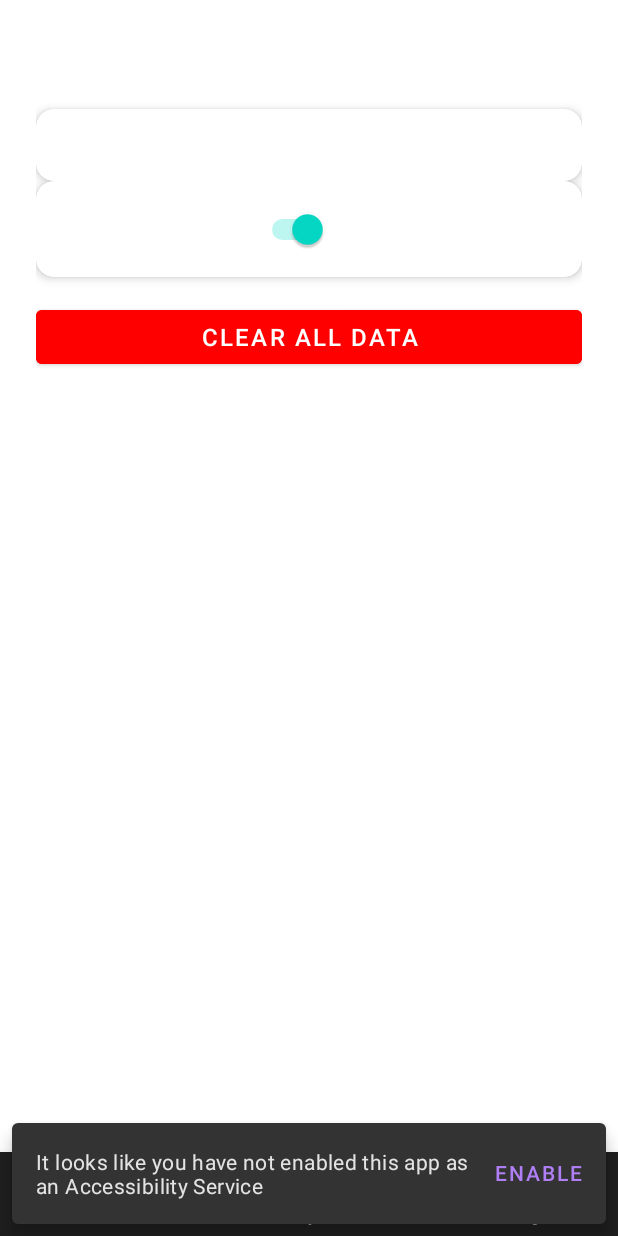
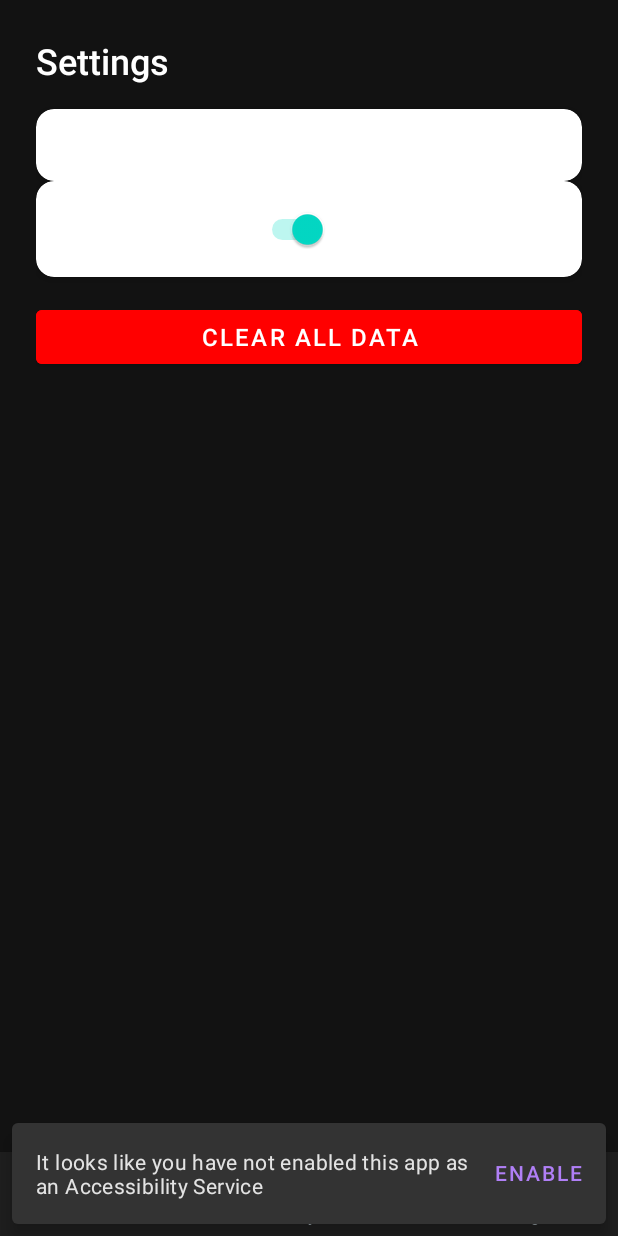
Before and after one commit to HarryFoster1812/ScrollTracker, an Android app: the fragment SettingsFragment placed in its activity, on a phone screen of 412 x 824 dp. Run offline under Robolectric (Android 15) with nearby library versions, the phone set to English and light mode, and no system bars.

Commit message:
Fixed bugs and added some logging functionality forced the icons to show

```diff
--- a/app/src/main/AndroidManifest.xml
+++ b/app/src/main/AndroidManifest.xml
@@ -1,6 +1,8 @@
 <?xml version="1.0" encoding="utf-8"?>
 <manifest xmlns:android="http://schemas.android.com/apk/res/android"
     xmlns:tools="http://schemas.android.com/tools">
+
+    <uses-permission android:name="android.permission.FOREGROUND_SERVICE" />
 
     <application
         android:allowBackup="true"
--- a/app/src/main/java/com/example/scrolltracker/HomeFragment.java
+++ b/app/src/main/java/com/example/scrolltracker/HomeFragment.java
@@ -11,6 +11,7 @@ import android.view.ViewGroup;
 import android.view.animation.AlphaAnimation;
 import android.view.animation.Animation;
 import android.view.animation.DecelerateInterpolator;
+import android.widget.ImageView;
 import android.widget.LinearLayout;
 import android.widget.RelativeLayout;
 import android.widget.TextView;
@@ -34,6 +35,11 @@ public class HomeFragment extends Fragment {
     private static final double CAR_LENGTH_METERS = 4.7;
     private static final double TENNIS_LENGTH_METERS = 23.77;
     private static final double OLYMPIC_SWIMMING_POOL_LENGTH_METERS = 50;
+
+    private MaterialCardView cardCarLength;
+    private MaterialCardView cardTennis;
+    private MaterialCardView cardSwimming;
+    private MaterialCardView cardWalking;
 
     public HomeFragment(ScrollTracker tracker) {
         this.tracker = tracker;
@@ -69,7 +75,22 @@ public class HomeFragment extends Fragment {
             }
         });
 
+        cardCarLength = view.findViewById(R.id.cardCarLength);
+        cardTennis = view.findViewById(R.id.cardTennisCourt);
+        cardSwimming = view.findViewById(R.id.cardSwimmingPool);
+        cardWalking = view.findViewById(R.id.cardWalkingTime);
+
+        setIcons();
+
         return view;
+    }
+
+    public void setIcons(){
+        ((ImageView)cardWalking.findViewById(R.id.iconEquivalent)).setImageResource(R.drawable.ic_walk);
+        ((ImageView)cardCarLength.findViewById(R.id.iconEquivalent)).setImageResource(R.drawable.ic_car);
+        ((ImageView)cardSwimming.findViewById(R.id.iconEquivalent)).setImageResource(R.drawable.ic_swimming);
+        ((ImageView)cardTennis.findViewById(R.id.iconEquivalent)).setImageResource(R.drawable.ic_tennis);
+
     }
 
     @RequiresApi(api = Build.VERSION_CODES.O)
@@ -99,19 +120,16 @@ public class HomeFragment extends Fragment {
         }
 
         // Set all of the text views to the new comparisons
-        MaterialCardView cardCarLength = getView().findViewById(R.id.cardCarLength);
+
         TextView tvCarLength = cardCarLength.findViewById(R.id.tvEquivalentText);
         tvCarLength.setText(carLength + " Car Lengths");
 
-        MaterialCardView cardTennis = getView().findViewById(R.id.cardTennisCourt);
         TextView tvTennis = cardTennis.findViewById(R.id.tvEquivalentText);
         tvTennis.setText(tennisLength + " Tennis Courts");
 
-        MaterialCardView cardSwimming = getView().findViewById(R.id.cardSwimmingPool);
         TextView tvSwimming = cardSwimming.findViewById(R.id.tvEquivalentText);
         tvSwimming.setText(olympicSwimmingPoolLength + " Olympic Swimming Pools");
 
-        MaterialCardView cardWalking = getView().findViewById(R.id.cardWalkingTime);
         TextView tvWalking = cardWalking.findViewById(R.id.tvEquivalentText);
         tvWalking.setText("The distance covered when walking for " + time_string);
 
--- a/app/src/main/java/com/example/scrolltracker/MainActivity.java
+++ b/app/src/main/java/com/example/scrolltracker/MainActivity.java
@@ -35,6 +35,7 @@ public class MainActivity extends AppCompatActivity {
     String PACKAGE_NAME;
     ScrollTracker tracker;
     HomeFragment homeFragment;
+    Fragment currentFragment;
 
     // Receiver for receiving distance updates from ScrollAccessibilityService
     private final BroadcastReceiver distanceReceiver = new BroadcastReceiver() {
@@ -96,7 +97,7 @@ public class MainActivity extends AppCompatActivity {
                 selected_fragment = homeFragment;
                 tag = "HOME_FRAGMENT";
             } else if (id == R.id.nav_analytics) {
-                selected_fragment = new AnalyticsFragment();
+                selected_fragment = new AnalyticsFragment(this.tracker);
                 tag = "ANALYTICS_FRAGMENT";
 
             } else if (id == R.id.nav_settings) {
@@ -136,10 +137,9 @@ public class MainActivity extends AppCompatActivity {
     }
 
     private void updateHomeFragmentUI(double distance){
-        if (homeFragment != null) {
+        if (homeFragment != null && currentFragment == homeFragment) {
             homeFragment.updateUIDistance(distance);
             homeFragment.updateVisualComparisons();
-
         }
     }
 
@@ -174,6 +174,7 @@ public class MainActivity extends AppCompatActivity {
         FragmentTransaction transaction = fragmentManager.beginTransaction();
         transaction.replace(R.id.fragment_container_view, fragment);
         transaction.commit();
+        currentFragment = fragment;
     }
 
     @Override
--- a/app/src/main/java/com/example/scrolltracker/SettingsFragment.java
+++ b/app/src/main/java/com/example/scrolltracker/SettingsFragment.java
@@ -23,12 +23,14 @@ import androidx.annotation.NonNull;
 import androidx.annotation.Nullable;
 import androidx.fragment.app.Fragment;
 import com.google.android.material.button.MaterialButton;
+import com.google.android.material.card.MaterialCardView;
 import com.google.android.material.dialog.MaterialAlertDialogBuilder;
 
 public class SettingsFragment extends Fragment {
 
     private SharedPreferences sharedPreferences;
     private Switch switchNotifications;
+    private MaterialCardView themeView;
 
     @Nullable
     @Override
@@ -37,6 +39,15 @@ public class SettingsFragment extends Fragment {
 
         // Get SharedPreferences
         sharedPreferences = requireActivity().getSharedPreferences("AppSettings", getContext().MODE_PRIVATE);
+
+        // handle theme
+        themeView = view.findViewById(R.id.themeSelect);
+        themeView.setOnClickListener(new View.OnClickListener() {
+            @Override
+            public void onClick(View view) {
+                openThemeDialog(view);
+            }
+        });
 
         // Handle Notifications Toggle
         switchNotifications = view.findViewById(R.id.switchNotifications);
@@ -81,7 +92,6 @@ public class SettingsFragment extends Fragment {
 
     private void setTheme(String theme) {
         sharedPreferences.edit().putString("theme", theme).apply();
-        requireActivity().recreate(); // Restart activity to apply theme
     }
 
 
--- a/app/src/main/res/layout/fragment_analytics.xml
+++ b/app/src/main/res/layout/fragment_analytics.xml
@@ -58,6 +58,12 @@
             android:layout_height="wrap_content"
             android:nestedScrollingEnabled="false"
             app:layoutManager="androidx.recyclerview.widget.LinearLayoutManager"/>
+
+        <Button
+            android:id="@+id/getInfo"
+            android:layout_width="match_parent"
+            android:layout_height="wrap_content"
+            />
     </LinearLayout>
 
 </androidx.core.widget.NestedScrollView>
--- a/app/src/main/res/layout/fragment_settings.xml
+++ b/app/src/main/res/layout/fragment_settings.xml
@@ -6,7 +6,7 @@
     android:layout_height="match_parent"
     android:fillViewport="true"
     android:padding="16dp"
-    android:background="?attr/colorOnBackground">
+    android:background="#121212">
 
     <LinearLayout
         android:layout_width="match_parent"
@@ -26,14 +26,14 @@
 
         <!-- Theme Selection -->
         <com.google.android.material.card.MaterialCardView
+            android:id="@+id/themeSelect"
             android:layout_width="match_parent"
             android:layout_height="wrap_content"
             app:cardCornerRadius="12dp"
             app:cardElevation="4dp"
             android:padding="16dp"
             android:minHeight="48dp"
-            android:clickable="true"
-            android:onClick="openThemeDialog">
+            android:clickable="true">
 
             <LinearLayout
                 android:layout_width="match_parent"
```
Also changed, not shown: app/src/main/java/com/example/scrolltracker/AnalyticsFragment.java (+46 -0 lines), app/src/main/java/com/example/scrolltracker/ScrollAccessibilityService.java (+45 -1 lines), app/src/main/java/com/example/scrolltracker/ScrollData.java (+11 -0 lines), app/src/main/java/com/example/scrolltracker/ScrollTracker.java (+21 -0 lines), app/src/main/res/layout/fragment_home.xml (+4 -4 lines).
